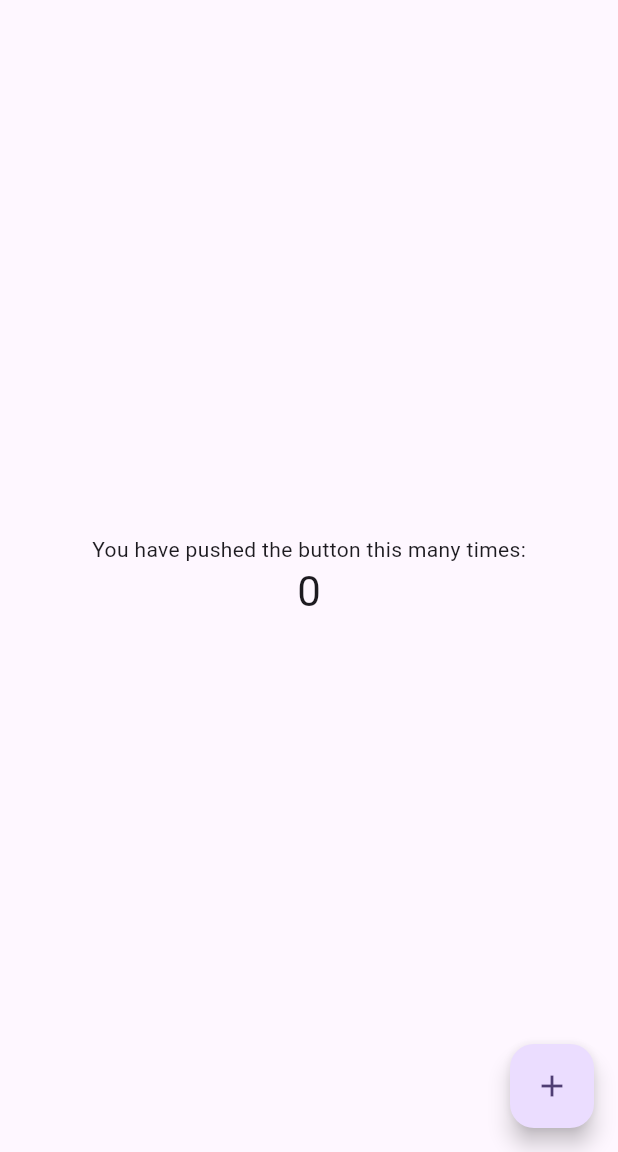
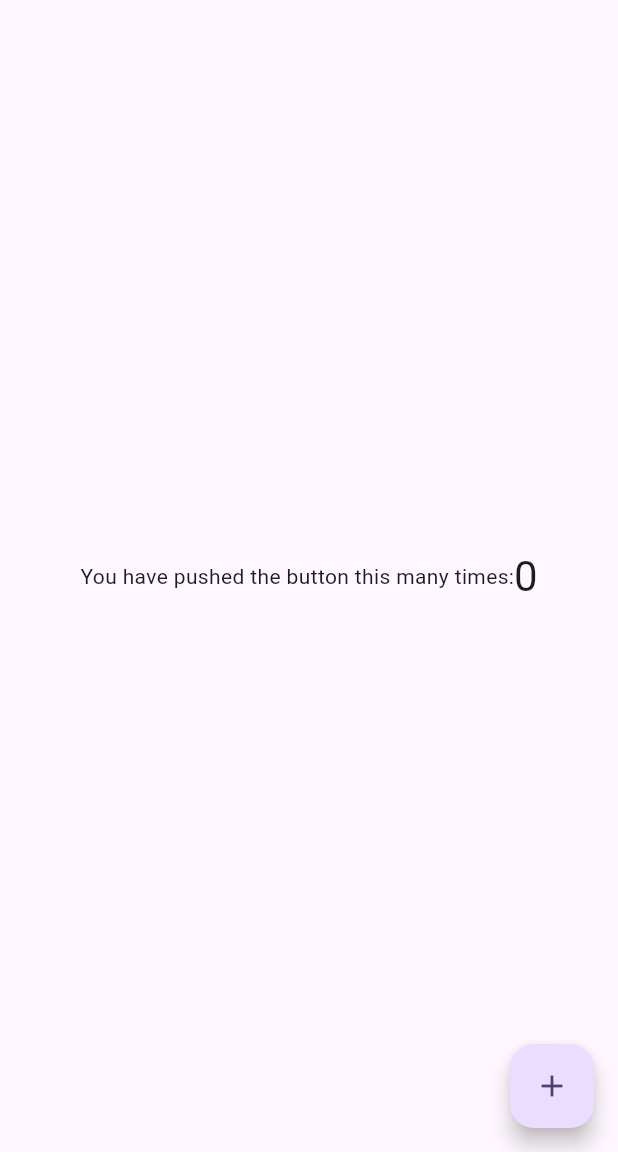
Before and after one commit to mi-tanaka0704/example_app, a Flutter app: the screen it shows after launch, on a phone screen of 412 x 824 dp, the part 84-1236 px from its top. Run offline on Flutter 3.47's test engine with Material 3 defaults, Android fonts, the phone set to English and light mode, and no system bars.

Commit message:
change layout from Column to Row

```diff
--- a/lib/main.dart
+++ b/lib/main.dart
@@ -46,12 +46,10 @@ class _MyHomePageState extends State<MyHomePage> {
         title: Text(widget.title),
       ),
       body: Center(
-        child: Column(
+        child: Row(
           mainAxisAlignment: MainAxisAlignment.center,
           children: <Widget>[
-            const Text(
-              'You have pushed the button this many times:',
-            ),
+            const Text('You have pushed the button this many times:'),
             Text(
               '$_counter',
               style: Theme.of(context).textTheme.headlineMedium,
```
